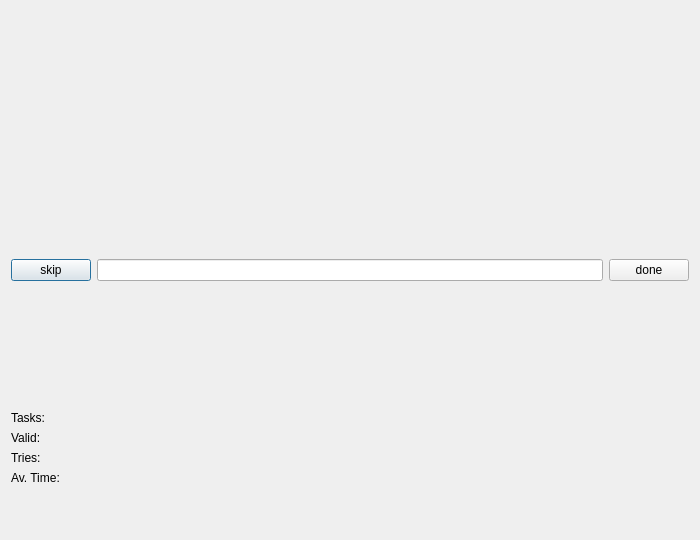
This is gui/ui/TaskDialog.ui in xffox/brainer as Qt 5 draws it before an edit. The edited form follows.
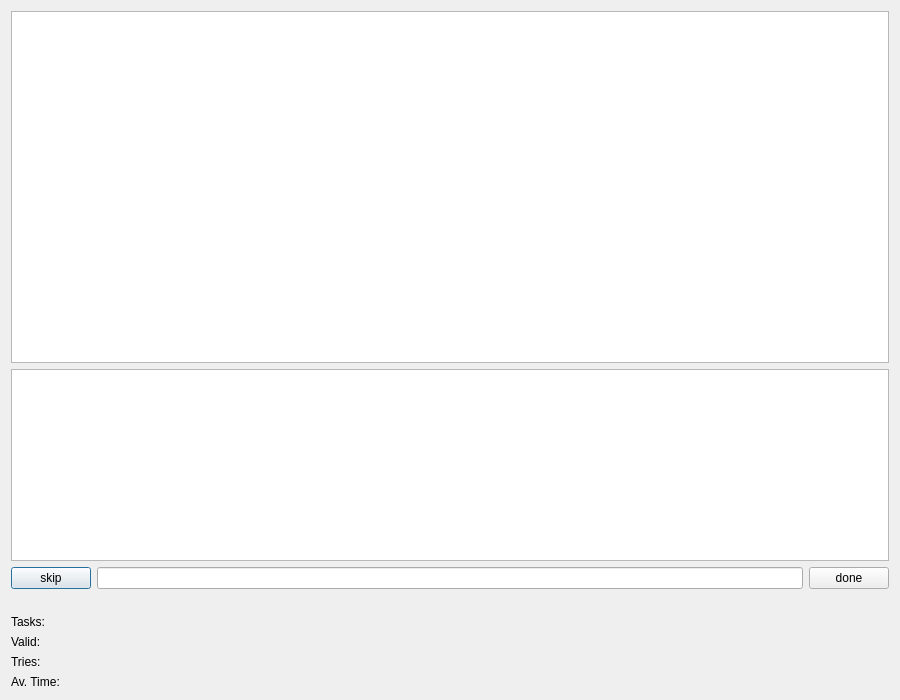
This is the edited form.

Patch:
```diff
--- a/gui/ui/TaskDialog.ui
+++ b/gui/ui/TaskDialog.ui
@@ -6,8 +6,8 @@
    <rect>
     <x>0</x>
     <y>0</y>
-    <width>700</width>
-    <height>540</height>
+    <width>900</width>
+    <height>700</height>
    </rect>
   </property>
   <property name="sizePolicy">
@@ -24,39 +24,27 @@
     <enum>QLayout::SetDefaultConstraint</enum>
    </property>
    <item>
-    <layout class="QVBoxLayout" name="verticalLayout">
+    <layout class="QVBoxLayout" name="verticalLayout" stretch="1,0,0,0,0">
      <item>
-      <widget class="QLabel" name="taskLabel">
+      <widget class="QTextEdit" name="taskEdit">
        <property name="font">
         <font>
-         <pointsize>36</pointsize>
+         <pointsize>18</pointsize>
         </font>
        </property>
-       <property name="text">
-        <string/>
-       </property>
-       <property name="alignment">
-        <set>Qt::AlignCenter</set>
-       </property>
-       <property name="wordWrap">
+       <property name="readOnly">
         <bool>true</bool>
        </property>
       </widget>
      </item>
      <item>
-      <widget class="QLabel" name="statusLabel">
+      <widget class="QTextEdit" name="statusEdit">
        <property name="font">
         <font>
-         <pointsize>22</pointsize>
+         <pointsize>14</pointsize>
         </font>
        </property>
-       <property name="text">
-        <string/>
-       </property>
-       <property name="alignment">
-        <set>Qt::AlignCenter</set>
-       </property>
-       <property name="wordWrap">
+       <property name="readOnly">
         <bool>true</bool>
        </property>
       </widget>
@@ -79,7 +67,7 @@
           </size>
          </property>
          <property name="alignment">
-          <set>Qt::AlignRight|Qt::AlignTrailing|Qt::AlignVCenter</set>
+          <set>Qt::AlignLeading|Qt::AlignLeft|Qt::AlignVCenter</set>
          </property>
         </widget>
        </item>
```
Left out of the diff: 6 changed lines with no effect on the pictures.
